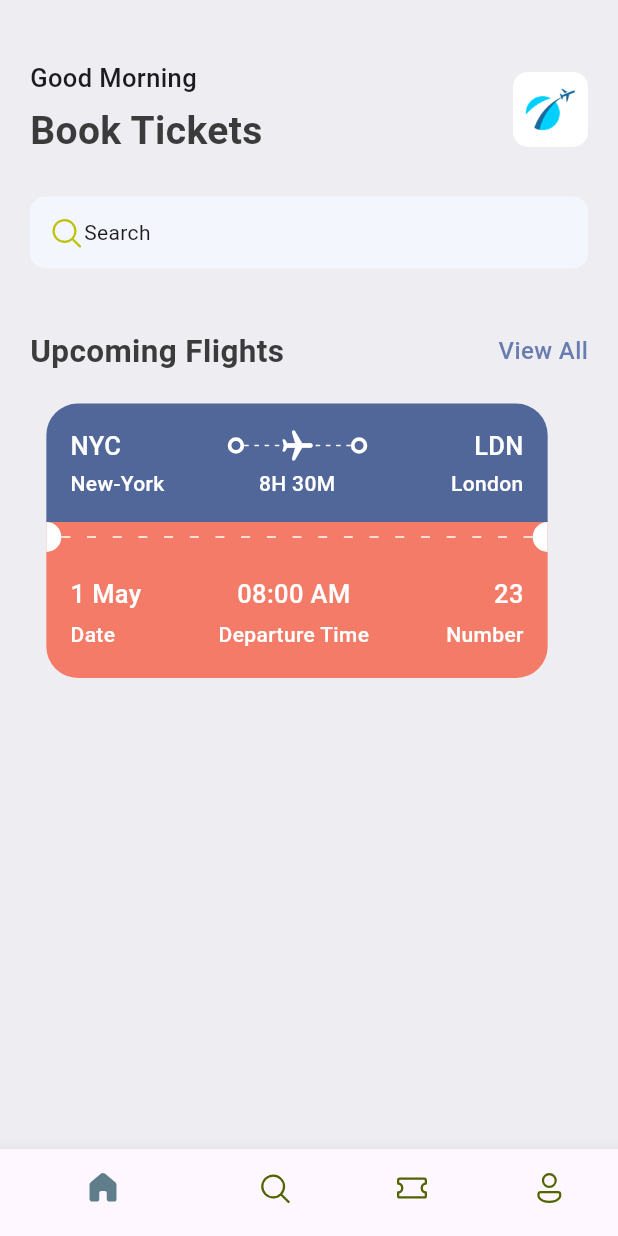
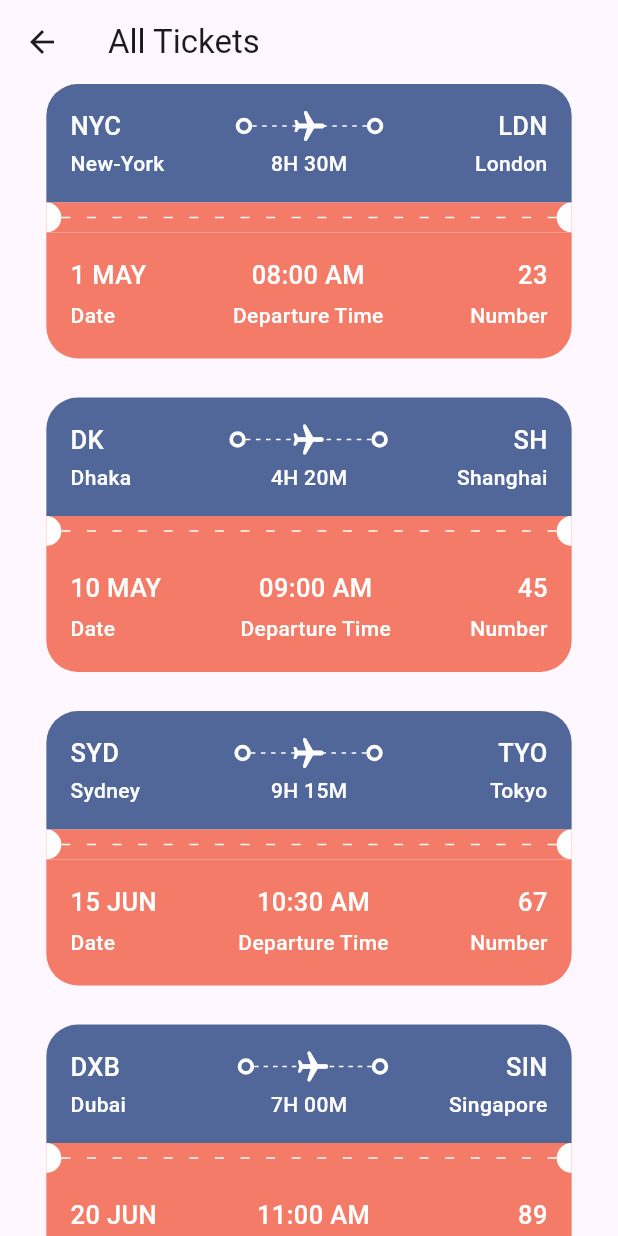
Before and after one commit to JibinB02/ticket-booking, a Flutter app: the screen it shows after launch, after a tap on "View All", on a phone screen of 412 x 824 dp. Run offline on Flutter 3.47's test engine with Material 3 defaults, Android fonts, the phone set to English and light mode, and no system bars; our stand-ins replace fluentui_icons.

Commit message:
all tickets

```diff
--- /dev/null
+++ b/lib/base/utils/all_json.dart
@@ -0,0 +1,142 @@
+List<Map<String, dynamic>> ticketList = [
+  {
+    'from': {
+      'code': "NYC",
+      'name': "New-York"
+    },
+    'to': {
+      'code': "LDN",
+      'name': "London"
+    },
+    'flying_time': '8H 30M',
+    'date': "1 MAY",
+    'departure_time': "08:00 AM",
+    "number": 23
+  },
+  {
+    'from': {
+      'code': "DK",
+      'name': "Dhaka"
+    },
+    'to': {
+      'code': "SH",
+      'name': "Shanghai"
+    },
+    'flying_time': '4H 20M',
+    'date': "10 MAY",
+    'departure_time': "09:00 AM",
+    "number": 45
+  },
+  {
+    'from': {
+      'code': "SYD",
+      'name': "Sydney"
+    },
+    'to': {
+      'code': "TYO",
+      'name': "Tokyo"
+    },
+    'flying_time': '9H 15M',
+    'date': "15 JUN",
+    'departure_time': "10:30 AM",
+    "number": 67
+  },
+  {
+    'from': {
+      'code': "DXB",
+      'name': "Dubai"
+    },
+    'to': {
+      'code': "SIN",
+      'name': "Singapore"
+    },
+    'flying_time': '7H 00M',
+    'date': "20 JUN",
+    'departure_time': "11:00 AM",
+    "number": 89
+  },
+  {
+    'from': {
+      'code': "MEX",
+      'name': "Mexico City"
+    },
+    'to': {
+      'code': "SCL",
+      'name': "Santiago"
+    },
+    'flying_time': '9H 45M',
+    'date': "5 JUL",
+    'departure_time': "06:00 AM",
+    "number": 101
+  },
+  {
+    'from': {
+      'code': "CDG",
+      'name': "Paris"
+    },
+    'to': {
+      'code': "ROM",
+      'name': "Rome"
+    },
+    'flying_time': '2H 10M',
+    'date': "12 JUL",
+    'departure_time': "02:00 PM",
+    "number": 112
+  },
+  {
+    'from': {
+      'code': "HKG",
+      'name': "Hong Kong"
+    },
+    'to': {
+      'code': "BKK",
+      'name': "Bangkok"
+    },
+    'flying_time': '2H 55M',
+    'date': "25 JUL",
+    'departure_time': "03:45 PM",
+    "number": 123
+  },
+  {
+    'from': {
+      'code': "MUM",
+      'name': "Mumbai"
+    },
+    'to': {
+      'code': "JNB",
+      'name': "Johannesburg"
+    },
+    'flying_time': '9H 50M',
+    'date': "5 AUG",
+    'departure_time': "08:30 AM",
+    "number": 134
+  },
+  {
+    'from': {
+      'code': "TOR",
+      'name': "Toronto"
+    },
+    'to': {
+      'code': "SYD",
+      'name': "Sydney"
+    },
+    'flying_time': '18H 20M',
+    'date': "15 AUG",
+    'departure_time': "07:00 PM",
+    "number": 145
+  },
+  {
+    'from': {
+      'code': "AMS",
+      'name': "Amsterdam"
+    },
+    'to': {
+      'code': "BER",
+      'name': "Berlin"
+    },
+    'flying_time': '1H 20M',
+    'date': "25 AUG",
+    'departure_time': "09:15 AM",
+    "number": 156
+  }
+];
--- a/lib/base/widgets/app_double_text.dart
+++ b/lib/base/widgets/app_double_text.dart
@@ -1,5 +1,6 @@
 import 'package:flutter/material.dart';
 import 'package:ticket_app/base/res/styles/app_styles.dart';
+import 'package:ticket_app/screens/all_tickets.dart';
 
 class AppDoubleText extends StatelessWidget {
   const AppDoubleText({super.key,required this.bigText,required this.smallText});
@@ -14,7 +15,10 @@ class AppDoubleText extends StatelessWidget {
         Text(bigText,style: AppStyles.headLineStyle2),
         InkWell(
           onTap: (){
-
+            Navigator.push(
+              context,
+              MaterialPageRoute(
+                builder: (BuildContext context) => const AllTickets()));
           },
           child: Text(smallText,style: AppStyles.textStyle.copyWith(
             color: AppStyles.primaryColor
--- a/lib/base/widgets/ticket_view.dart
+++ b/lib/base/widgets/ticket_view.dart
@@ -8,7 +8,9 @@ import 'package:ticket_app/base/widgets/text_style_fourth.dart';
 import 'package:ticket_app/base/widgets/text_style_third.dart';
 
 class TicketView extends StatelessWidget {
-  const TicketView({super.key});
+  final Map<String, dynamic> ticket;
+  final bool wholeScreen;
+  const TicketView({super.key,required this.ticket,this.wholeScreen = false});
 
   @override
   Widget build(BuildContext context) {
@@ -18,7 +20,7 @@ class TicketView extends StatelessWidget {
       width: size.width*0.85,
       height: 189,
       child: Container(
-        margin: const EdgeInsets.only(right: 16),
+        margin: EdgeInsets.only(right: wholeScreen==true?0:16),
         child: Column(
           children: [
 
@@ -35,7 +37,7 @@ class TicketView extends StatelessWidget {
                   Row(
                     mainAxisAlignment: MainAxisAlignment.spaceBetween,
                     children: [
-                      const TextStyleThird(text:'NYC'),
+                      TextStyleThird(text:ticket['from']['code']),
                       Expanded(child: Container()),
                       const BigDot(),
                       Expanded(child: Stack(children: [
@@ -48,7 +50,7 @@ class TicketView extends StatelessWidget {
                       ],)),
                       const BigDot(),
                       Expanded(child: Container()),
-                      const TextStyleThird(text: 'LDN')
+                      TextStyleThird(text: ticket['to']['code'])
                     ],
                   ),
                   const SizedBox(height: 3),
@@ -56,11 +58,11 @@ class TicketView extends StatelessWidget {
                   Row(
                     mainAxisAlignment: MainAxisAlignment.spaceBetween,
                     children: [
-                      const SizedBox(width: 100,child: TextStyleFourth(text: 'New-York')),
+                      SizedBox(width: 100,child: TextStyleFourth(text: ticket['from']['name'])),
                       Expanded(child: Container()),
-                      const TextStyleFourth(text: '8H 30M'),
+                      TextStyleFourth(text: ticket['flying_time']),
                       Expanded(child: Container()),
-                      const SizedBox(width: 100,child: TextStyleFourth(text: 'London',align: TextAlign.end)),
+                      SizedBox(width: 100,child: TextStyleFourth(text: ticket['to']['name'],align: TextAlign.end)),
                     ],
                   )
                 ],
@@ -95,18 +97,18 @@ class TicketView extends StatelessWidget {
                 color: AppStyles.ticketOrange,
                 borderRadius: const BorderRadius.only(bottomLeft: Radius.circular(21),bottomRight: Radius.circular(21))
               ),
-              child: const Column(
+              child: Column(
                 children: [
                   //show departure and destination with icons first line
                   Row(
                     mainAxisAlignment: MainAxisAlignment.spaceBetween,
                     children: [
-                       AppColumnTextLayout(topText: '1 May',bottomText: 'Date',align: CrossAxisAlignment.start),
-                       AppColumnTextLayout(topText: '08:00 AM',bottomText: 'Departure Time',align: CrossAxisAlignment.center),
-                       AppColumnTextLayout(topText: '23',bottomText: 'Number',align: CrossAxisAlignment.end)
+                       AppColumnTextLayout(topText: ticket['date'],bottomText: 'Date',align: CrossAxisAlignment.start),
+                       AppColumnTextLayout(topText: ticket['departure_time'],bottomText: 'Departure Time',align: CrossAxisAlignment.center),
+                       AppColumnTextLayout(topText: ticket['number'].toString(),bottomText: 'Number',align: CrossAxisAlignment.end)
                        ],
                   ),
-                  SizedBox(height: 3)
+                  const SizedBox(height: 3)
                 ],
               ),
             ),
--- /dev/null
+++ b/lib/screens/all_tickets.dart
@@ -0,0 +1,31 @@
+import 'package:flutter/material.dart';
+import 'package:ticket_app/base/utils/all_json.dart';
+import 'package:ticket_app/base/widgets/ticket_view.dart';
+
+class AllTickets extends StatelessWidget {
+  const AllTickets({super.key});
+
+  @override
+  Widget build(BuildContext context) {
+    return Scaffold(
+      appBar: AppBar(
+        title: const Text('All Tickets'),
+      ),
+
+      body: ListView(
+        children: [
+          SingleChildScrollView(
+            child: Column(
+              children: ticketList
+              .map((singleticket) => Container(
+                margin: const EdgeInsets.only(bottom: 20),
+                child: TicketView(ticket: singleticket,wholeScreen: true)))
+              .toList(),
+
+            ),
+          )
+        ],
+      ),
+    );
+  }
+}
--- a/lib/screens/home_screen.dart
+++ b/lib/screens/home_screen.dart
@@ -2,6 +2,7 @@ import 'package:fluentui_icons/fluentui_icons.dart';
 import 'package:flutter/material.dart';
 import 'package:ticket_app/base/res/media.dart';
 import 'package:ticket_app/base/res/styles/app_styles.dart';
+import 'package:ticket_app/base/utils/all_json.dart';
 import 'package:ticket_app/base/widgets/app_double_text.dart';
 import 'package:ticket_app/base/widgets/ticket_view.dart';
 
@@ -62,7 +63,12 @@ class HomeScreen extends StatelessWidget {
                 const SizedBox(height: 40),
                 const AppDoubleText(bigText: 'Upcoming Flights',smallText: 'View All'),
                 const SizedBox(height: 20),
-                const TicketView()
+                SingleChildScrollView(
+                  scrollDirection: Axis.horizontal,
+                  child: Row(
+                    children: ticketList.take(2).map((singleTicket) => TicketView(ticket:singleTicket)).toList(),
+                  )
+                  )
               ],
             ),
           ),
```
